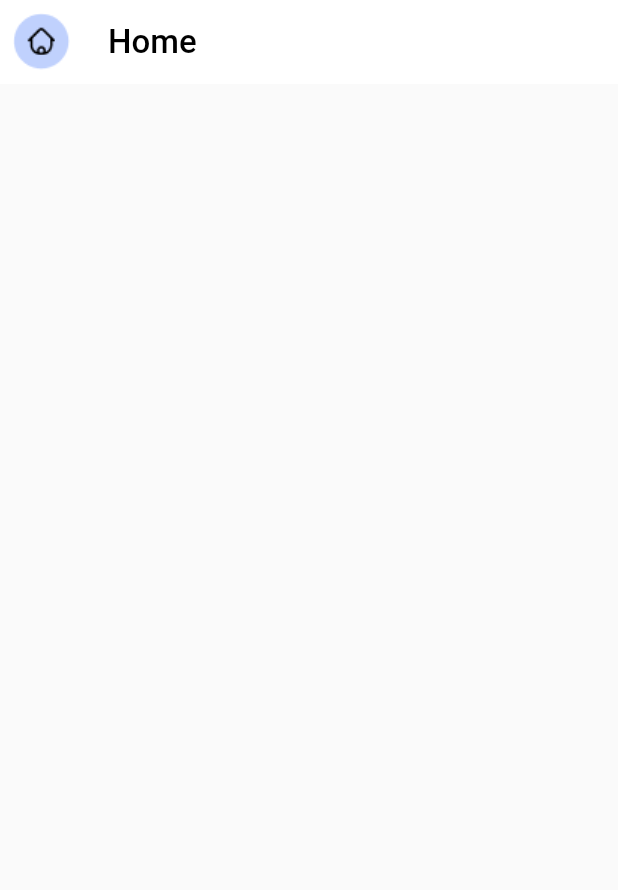
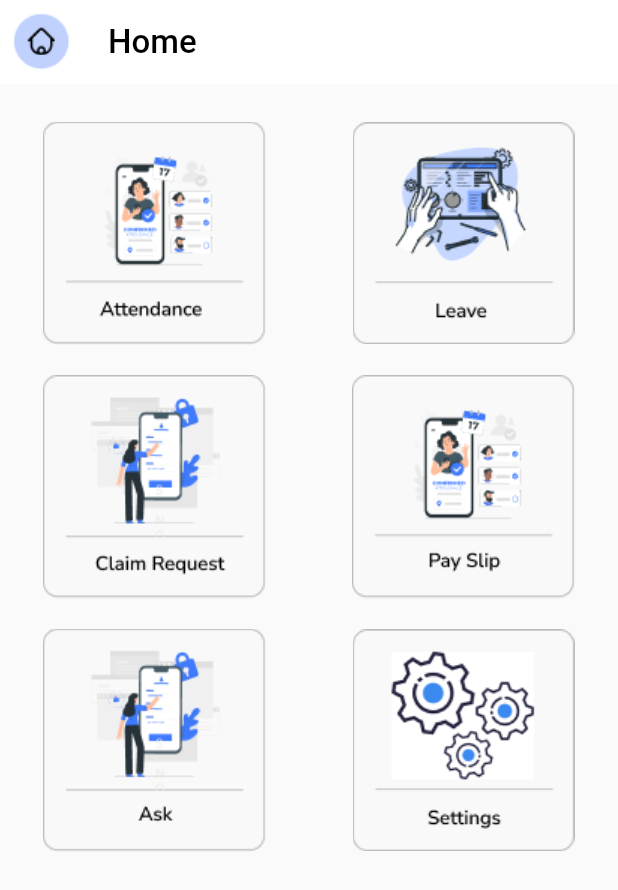
Before and after one commit to funky-dev99/Attendance-User, a Flutter app: the HomePage screen opened directly, on a phone screen of 412 x 824 dp. Shown: the top 890 px of the screen. Run offline on Flutter 3.47's test engine with Material 2 defaults, Android fonts, the phone set to English and light mode, and no system bars.

Commit message:
Home
Added home page Icons..

```diff
--- a/attend_user/lib/home.dart
+++ b/attend_user/lib/home.dart
@@ -21,6 +21,99 @@ class HomePage extends StatelessWidget {
         ),
         elevation: 0.0,
       ),
+      body: Column(
+        children: [
+          SizedBox(height: 25,),
+          Row(
+            children: [
+              Expanded(
+                child: MaterialButton(
+                  onPressed: (){
+                    // Navigator.push(
+                    //   context, MaterialPageRoute(builder: (context) => QRViewExample()));
+                    },
+                  child: Image.asset('images/attendance.png'),
+                ),
+              ),
+
+              Expanded(
+                child: MaterialButton(
+                  onPressed: (){
+                    // Navigator.push(
+                    //   context, MaterialPageRoute(builder: (context) => QRViewExample()));
+                  },
+                  child: Image.asset('images/leave.png'),
+                ),
+              ),
+
+
+
+            ],
+          ),
+
+          SizedBox(height: 20,),
+
+          Row(
+            children: [
+              Expanded(
+                child: MaterialButton(
+                  onPressed: (){
+                    // Navigator.push(
+                    //   context, MaterialPageRoute(builder: (context) => QRViewExample()));
+                  },
+                  child: Image.asset('images/claim.png'),
+                ),
+              ),
+
+              Expanded(
+                child: MaterialButton(
+                  onPressed: (){
+                    // Navigator.push(
+                    //   context, MaterialPageRoute(builder: (context) => QRViewExample()));
+                  },
+                  child: Image.asset('images/pay.png'),
+                ),
+              ),
+
+
+
+            ],
+          ),
+
+          SizedBox(height: 20,),
+
+          Row(
+            children: [
+              Expanded(
+                child: MaterialButton(
+                  onPressed: (){
+                    // Navigator.push(
+                    //   context, MaterialPageRoute(builder: (context) => QRViewExample()));
+                  },
+                  child: Image.asset('images/ask.png'),
+                ),
+              ),
+
+              Expanded(
+                child: MaterialButton(
+                  onPressed: (){
+                    // Navigator.push(
+                    //   context, MaterialPageRoute(builder: (context) => QRViewExample()));
+                  },
+                  child: Image.asset('images/set.png'),
+                ),
+              ),
+
+
+
+            ],
+          ),
+
+
+
+
+        ],
+      ),
     );
   }
 }
```
Also changed, not shown: attend_user/images/ask.png (added), attend_user/images/attendance.png (added), attend_user/images/claim.png (added), attend_user/images/leave.png (added), attend_user/images/pay.png (added), attend_user/images/set.png (added).
